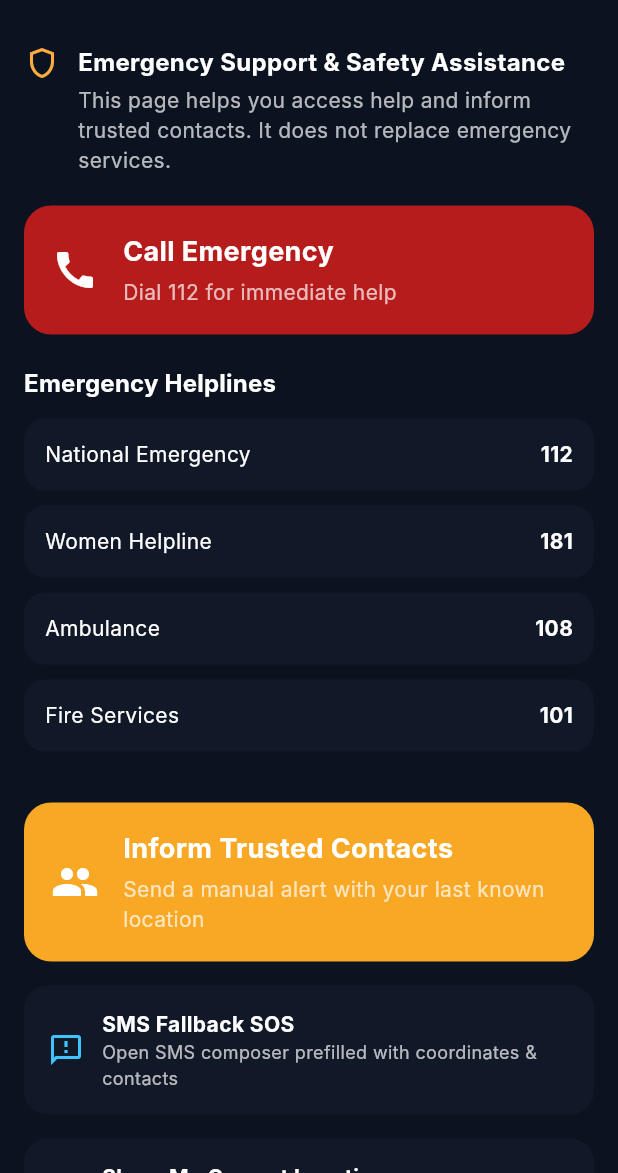
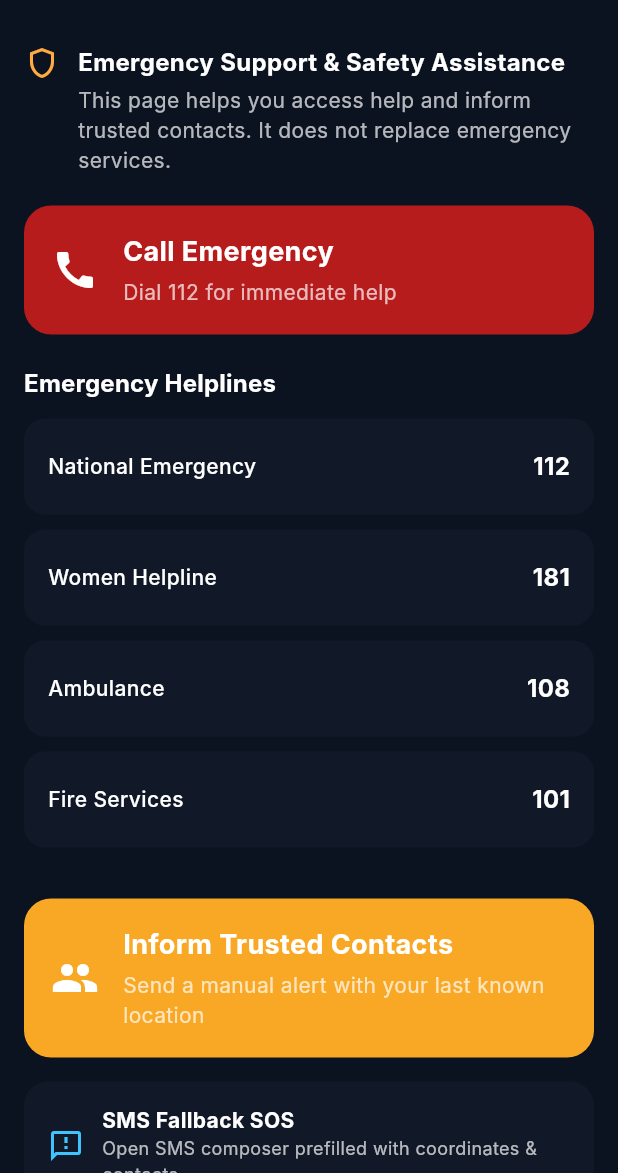
Before and after one commit to tigerkun/app.hackathon, a Flutter app: the EmergencyPage screen opened by its route, on a phone screen of 412 x 824 dp, the part 63-1236 px from its top. Run offline on Flutter 3.47's test engine with Material 3 defaults, Android fonts, the phone set to English and light mode, and no system bars; our stand-ins replace flutter_secure_storage, geolocator, local_auth, lottie, sensors_plus, share_plus; missing offline and left inert: volume_controller; accounts and stored records are empty; network calls fail; Roboto replaces fonts that are missing (Inter).

Commit message:
feat(F5-2): accessibility and distress-mode pass with semantics, contrast, text scaling, and haptics

```diff
--- a/frontend/lib/pages/emergency_page.dart
+++ b/frontend/lib/pages/emergency_page.dart
@@ -456,6 +456,7 @@ class _EmergencyPageState extends State<EmergencyPage> {
                 icon: Icons.call,
                 title: "Call Emergency",
                 subtitle: "Dial 112 for immediate help",
+                semanticsLabel: "Call 112",
                 onTap: () => _makeCall(context, "112"),
               ),
 
@@ -482,6 +483,7 @@ class _EmergencyPageState extends State<EmergencyPage> {
                 title: "Inform Trusted Contacts",
                 subtitle:
                     "Send a manual alert with your last known location",
+                semanticsLabel: "Trigger emergency SOS",
                 onTap: () {
                   _showMessagePreview(context);
                 },
@@ -500,6 +502,7 @@ class _EmergencyPageState extends State<EmergencyPage> {
                 () {
                   _triggerDirectSmsFallback(context);
                 },
+                semanticsLabel: "Send emergency SMS fallback",
               ),
 
               const SizedBox(height: 16),
@@ -515,6 +518,7 @@ class _EmergencyPageState extends State<EmergencyPage> {
                 () {
                   Navigator.pushNamed(context, '/share');
                 },
+                semanticsLabel: "Share my current live location",
               ),
 
               const SizedBox(height: 24),
@@ -587,8 +591,14 @@ class _EmergencyPageState extends State<EmergencyPage> {
               const SizedBox(height: 24),
 
               // 🟢 I'M SAFE
-              OutlinedButton.icon(
+              Semantics(
+                button: true,
+                label: "I'm safe now",
+                child: OutlinedButton.icon(
                   onPressed: () async {
+                    try {
+                      HapticFeedback.lightImpact();
+                    } catch (_) {}
                     final messenger = ScaffoldMessenger.of(context);
                     final authService = AuthService.instance;
                     final activeSosId = await authService.getActiveSosId();
@@ -630,8 +640,10 @@ class _EmergencyPageState extends State<EmergencyPage> {
                   style: OutlinedButton.styleFrom(
                     foregroundColor: Colors.green,
                     side: const BorderSide(color: Colors.green),
+                    minimumSize: const Size(double.infinity, 64),
                     padding: const EdgeInsets.symmetric(
-                      vertical: 14, horizontal: 20),
+                        vertical: 18, horizontal: 20),
+                  ),
                 ),
               ),
 
@@ -747,11 +759,21 @@ class _EmergencyPageState extends State<EmergencyPage> {
     required String title,
     required String subtitle,
     required VoidCallback onTap,
+    String? semanticsLabel,
   }) {
-    return GestureDetector(
-      onTap: onTap,
+    return Semantics(
+      button: true,
+      label: semanticsLabel ?? title,
+      child: GestureDetector(
+        onTap: () {
+          try {
+            HapticFeedback.lightImpact();
+          } catch (_) {}
+          onTap();
+        },
         behavior: HitTestBehavior.opaque,
         child: Container(
+          constraints: const BoxConstraints(minHeight: 64),
           padding: const EdgeInsets.all(18),
           decoration: BoxDecoration(
             color: color,
@@ -779,6 +801,7 @@ class _EmergencyPageState extends State<EmergencyPage> {
             ],
           ),
         ),
+      ),
     );
   }
 
@@ -789,12 +812,22 @@ class _EmergencyPageState extends State<EmergencyPage> {
     String subtitle,
     Color textColor,
     Color subTextColor,
-    VoidCallback onTap,
-  ) {
-    return GestureDetector(
-      onTap: onTap,
+    VoidCallback onTap, {
+    String? semanticsLabel,
+  }) {
+    return Semantics(
+      button: true,
+      label: semanticsLabel ?? title,
+      child: GestureDetector(
+        onTap: () {
+          try {
+            HapticFeedback.lightImpact();
+          } catch (_) {}
+          onTap();
+        },
         behavior: HitTestBehavior.opaque,
         child: Container(
+          constraints: const BoxConstraints(minHeight: 64),
           padding: const EdgeInsets.all(16),
           decoration: BoxDecoration(
             color: color,
@@ -820,35 +853,52 @@ class _EmergencyPageState extends State<EmergencyPage> {
             ],
           ),
         ),
+      ),
     );
   }
 
   Widget _helplineCard(
       BuildContext context, Color color, Color textColor, String title, String number) {
     return GestureDetector(
+      behavior: HitTestBehavior.opaque,
       onTap: () => _makeCall(context, number),
-      behavior: HitTestBehavior.opaque,
+      child: Semantics(
+        button: true,
+        label: "Call $title $number",
         child: Container(
+          constraints: const BoxConstraints(minHeight: 64),
           margin: const EdgeInsets.only(bottom: 10),
-        padding: const EdgeInsets.all(14),
+          padding: const EdgeInsets.all(16),
           decoration: BoxDecoration(
             color: color,
             borderRadius: BorderRadius.circular(14),
           ),
           child: Row(
-          mainAxisAlignment: MainAxisAlignment.spaceBetween,
             children: [
-            Text(title, style: TextStyle(color: textColor)),
-            Text(number,
+              Expanded(
+                child: Text(
+                  title,
+                  style: TextStyle(color: textColor, fontWeight: FontWeight.w500),
+                  overflow: TextOverflow.ellipsis,
+                ),
+              ),
+              const SizedBox(width: 12),
+              Text(
+                number,
                 style: TextStyle(
-                    color: textColor, fontWeight: FontWeight.bold)),
+                    color: textColor, fontWeight: FontWeight.bold, fontSize: 16),
+              ),
             ],
+          ),
         ),
       ),
     );
   }
 
   Future<void> _makeCall(BuildContext context, String phoneNumber) async {
+    try {
+      HapticFeedback.lightImpact();
+    } catch (_) {}
     final Uri launchUri = Uri(
       scheme: 'tel',
       path: phoneNumber,
@@ -1182,6 +1232,14 @@ class _EmergencyPageState extends State<EmergencyPage> {
       notes: 'Manual alert triggered from Emergency screen',
     );
 
+    // F5-2: Short audio cue and heavy tactile impact on SOS dispatch
+    try {
+      SystemSound.play(SystemSoundType.alert);
+    } catch (_) {}
+    try {
+      HapticFeedback.heavyImpact();
+    } catch (_) {}
+
     final locationUrl = "https://www.google.com/maps?q=$lat,$lng";
     final alertMsg = "🚨 [SafeSphere EMERGENCY ALERT] I need immediate help. My current live location is:\n$locationUrl";
 
--- a/frontend/lib/pages/home_page.dart
+++ b/frontend/lib/pages/home_page.dart
@@ -206,7 +206,10 @@ class _HomePageState extends State<HomePage> {
             },
           ),
           const SizedBox(height: 10),
-          FloatingActionButton.extended(
+          Semantics(
+            button: true,
+            label: "Trigger emergency SOS",
+            child: FloatingActionButton.extended(
               heroTag: 'home_fab_sos',
               backgroundColor: const Color(0xFFDC2626),
               icon: const Icon(Icons.warning_amber_rounded, color: Colors.white, size: 24),
@@ -223,6 +226,7 @@ class _HomePageState extends State<HomePage> {
               onPressed: () {
                 Navigator.pushNamed(context, '/emergency');
               },
+            ),
           ),
         ],
       ),
--- a/frontend/lib/theme/app_colors.dart
+++ b/frontend/lib/theme/app_colors.dart
@@ -16,6 +16,7 @@ class AppColors {
 
   // Status / action
   static const Color red = Color(0xFFFF4C4C);
+  // F5-2: #FFB020 on #0B0F1A provides 10.46:1 contrast ratio (exceeds WCAG AA 4.5:1 requirement for body text).
   static const Color amber = Color(0xFFFFB020);
 
   // Glass / cards
```
Also changed, not shown: frontend/lib/pages/community_alerts_page.dart (+9 -1 lines), frontend/lib/pages/track_session_page.dart (+13 -5 lines). Lines whose indentation alone changed are shown as unchanged.
